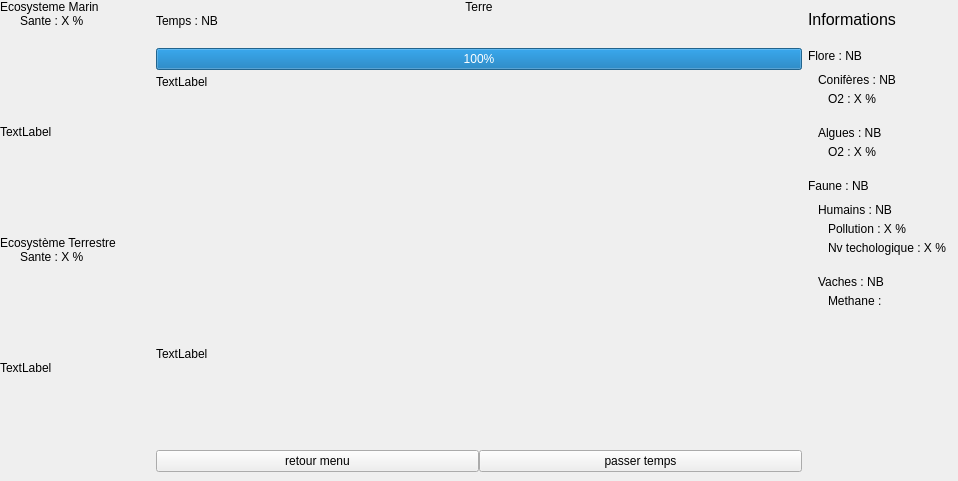
The window that projet_info_4a_thomas/projet_bis/fenetre2.ui (Fredecontre/ProjetCpp) describes before a commit, drawn with Qt 5.
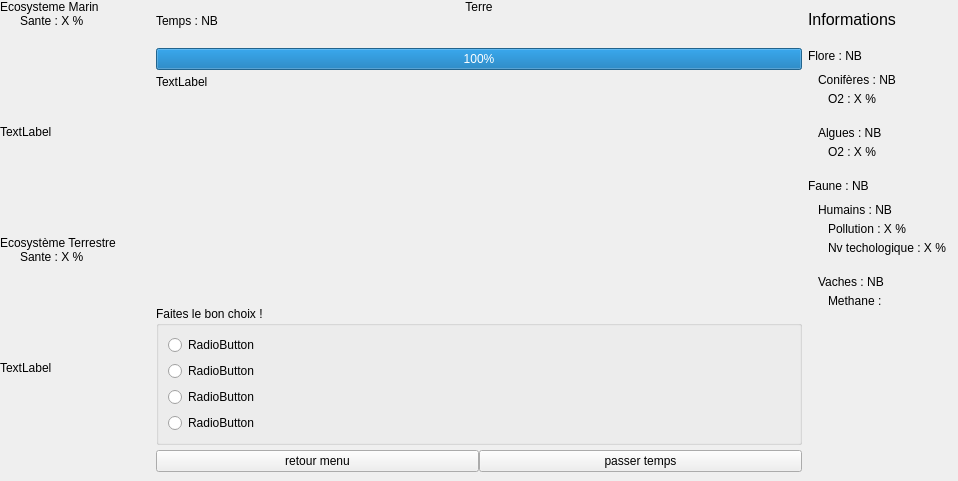
The same window after the commit.

```diff
--- a/projet_info_4a_thomas/projet_bis/fenetre2.ui
+++ b/projet_info_4a_thomas/projet_bis/fenetre2.ui
@@ -252,16 +252,40 @@
        </spacer>
       </item>
       <item>
-       <widget class="QLabel" name="P2_Texte">
-        <property name="sizePolicy">
-         <sizepolicy hsizetype="Preferred" vsizetype="MinimumExpanding">
-          <horstretch>0</horstretch>
-          <verstretch>0</verstretch>
-         </sizepolicy>
+       <widget class="QGroupBox" name="P2_GroupBox">
+        <property name="title">
+         <string>Faites le bon choix !</string>
         </property>
-        <property name="text">
-         <string>TextLabel</string>
-        </property>
+        <layout class="QVBoxLayout" name="verticalLayout_3">
+         <item>
+          <widget class="QRadioButton" name="P2_button_choix1">
+           <property name="text">
+            <string>RadioButton</string>
+           </property>
+          </widget>
+         </item>
+         <item>
+          <widget class="QRadioButton" name="P2_button_choix2">
+           <property name="text">
+            <string>RadioButton</string>
+           </property>
+          </widget>
+         </item>
+         <item>
+          <widget class="QRadioButton" name="P2_button_choix3">
+           <property name="text">
+            <string>RadioButton</string>
+           </property>
+          </widget>
+         </item>
+         <item>
+          <widget class="QRadioButton" name="P2_button_choix4">
+           <property name="text">
+            <string>RadioButton</string>
+           </property>
+          </widget>
+         </item>
+        </layout>
        </widget>
       </item>
       <item>
```
Left out of the diff: 2 changed lines with no effect on the pictures.
